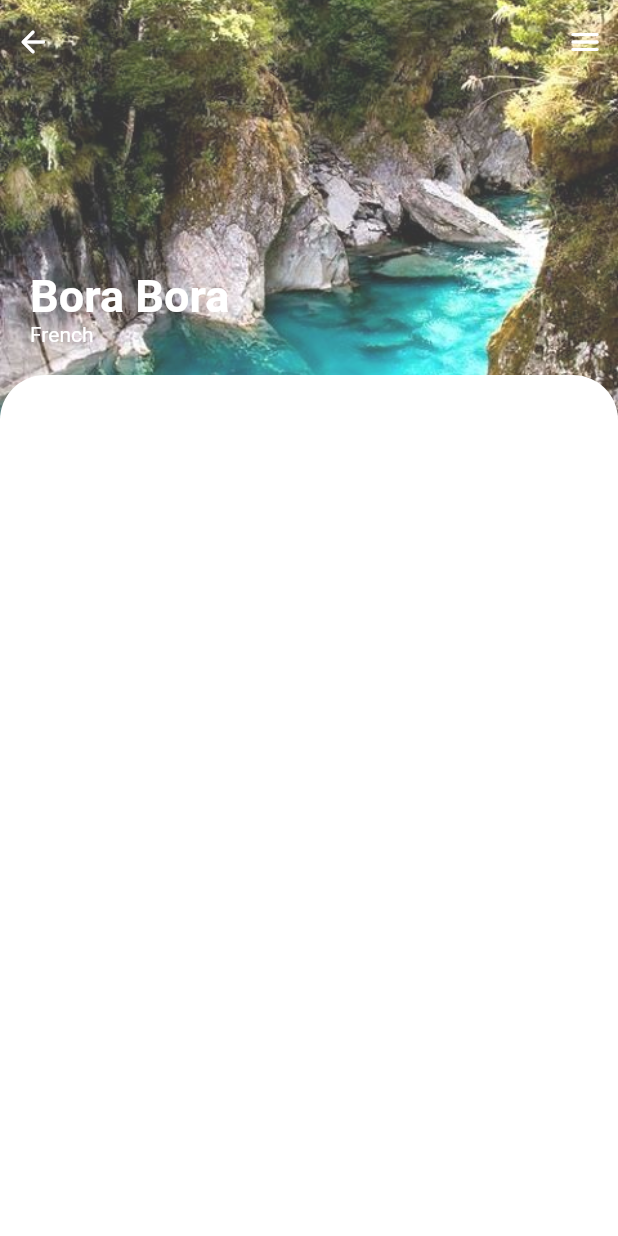
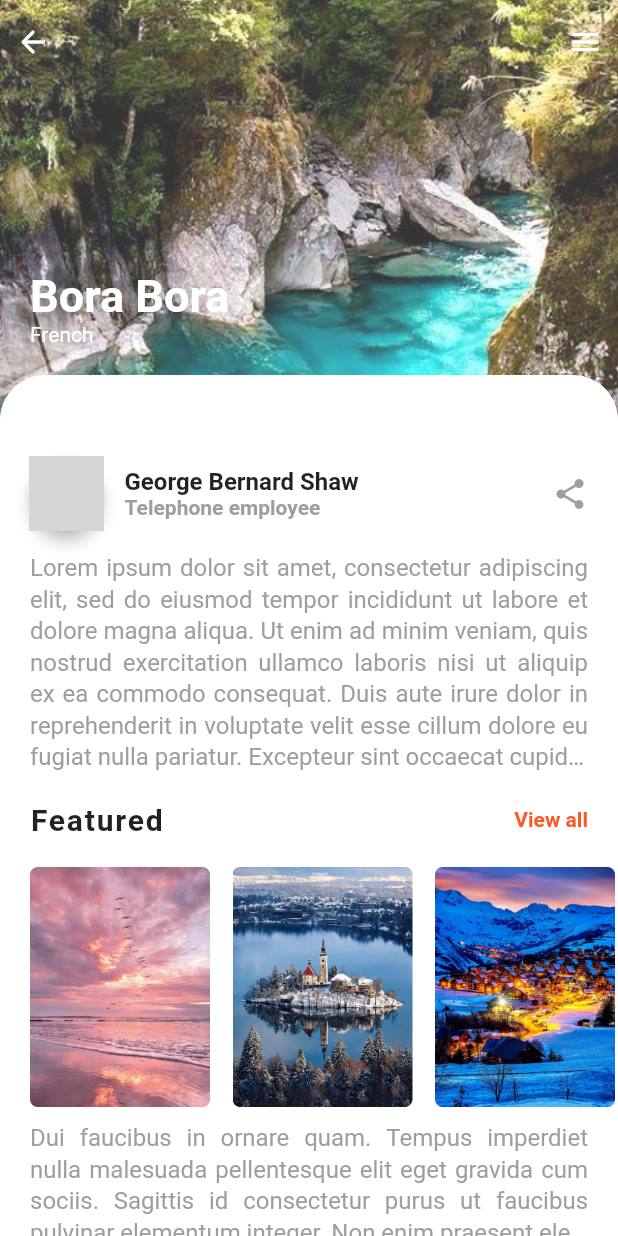
Before and after one commit to CPAD-Gazipur/Travel-App, a Flutter app: the screen it shows after launch, after a tap on "French", on a phone screen of 412 x 824 dp. Run offline on Flutter 3.47's test engine with Material 2 defaults, Android fonts, the phone set to English and light mode, and no system bars; our stand-ins replace share_plus; network calls fail; grey boxes are pictures that could not be loaded.

Commit message:
Travel App - DetailScreen + Readme file added

```diff
--- a/lib/main.dart
+++ b/lib/main.dart
@@ -1,5 +1,6 @@
 import 'package:flutter/material.dart';
 import 'package:travel_app/screens/home.dart';
+import 'package:travel_app/utils/app_scroll_behavior.dart';
 
 void main() {
   runApp(const MyApp());
@@ -11,6 +12,7 @@ class MyApp extends StatelessWidget {
   @override
   Widget build(BuildContext context) {
     return MaterialApp(
+      scrollBehavior: AppScrollBehavior(),
       title: 'Travel App',
       debugShowCheckedModeBanner: false,
       theme: ThemeData(
--- a/lib/models/travel.dart
+++ b/lib/models/travel.dart
@@ -2,11 +2,19 @@ class Travel {
   final String title;
   final String image;
   final String location;
+  final String date;
+  final String writer;
+  final String job;
+  final String writerImage;
 
   Travel({
     required this.title,
     required this.image,
     required this.location,
+    required this.date,
+    required this.writer,
+    required this.job,
+    required this.writerImage,
   });
 
   static List<Travel> getTravelBlogs() {
@@ -15,21 +23,37 @@ class Travel {
         title: 'Bora Bora',
         image: 'assets/images/top1.jpg',
         location: 'French',
+        date: '6 Aug 2019',
+        writer: 'George Bernard Shaw',
+        job: 'Telephone employee',
+        writerImage: 'https://upload.wikimedia.org/wikipedia/en/thumb/3/30/Bernard-Shaw-ILN-1911-original.jpg/1200px-Bernard-Shaw-ILN-1911-original.jpg',
       ),
       Travel(
         title: 'Colosseum',
         image: 'assets/images/top2.jpg',
         location: 'Rome',
+        date: '3 Jun 2020',
+        writer: 'Frank O\'Hara',
+        job: 'Museum clerk',
+        writerImage: 'https://upload.wikimedia.org/wikipedia/commons/7/7f/Frank_O%27Hara_%28photo_portrait%29.jpg',
       ),
       Travel(
         title: 'The City of Lights',
         image: 'assets/images/top3.jpg',
         location: 'Paris',
+        date: '12 Apr 2022',
+        writer: 'Arthur Conan Doyle',
+        job: 'Surgeon',
+        writerImage: 'https://upload.wikimedia.org/wikipedia/commons/b/bb/Conan_doyle.jpg',
       ),
       Travel(
         title: 'Machu Picchu',
         image: 'assets/images/top4.jpg',
         location: 'Peru',
+        date: '23 Oct 2021',
+        writer: 'William Carlos Williams',
+        job: 'Physician',
+        writerImage: 'https://upload.wikimedia.org/wikipedia/commons/9/99/William_Carlos_Williams_passport_photograph_1921_%28cropped%29.jpg',
       ),
     ];
   }
@@ -40,21 +64,37 @@ class Travel {
         title: 'The heritage',
         image: 'assets/images/bottom1.jpg',
         location: 'England',
+        date: '2 Jan 2018',
+        writer: 'Kurt Vonnegut',
+        job: 'Car salesman',
+        writerImage: 'https://upload.wikimedia.org/wikipedia/commons/thumb/5/5e/Kurt_Vonnegut_1972.jpg/640px-Kurt_Vonnegut_1972.jpg',
       ),
       Travel(
         title: 'Barrier Reef',
         image: 'assets/images/bottom2.jpg',
         location: 'Australia',
+        date: '5 Feb 2020',
+        writer: 'William S. Burroughs',
+        job: 'Exterminator',
+        writerImage: 'https://upload.wikimedia.org/wikipedia/commons/8/8a/Burroughs1983_cropped.jpg',
       ),
       Travel(
         title: 'Tropical Haven',
         image: 'assets/images/bottom3.jpg',
         location: 'Maldives',
+        date: '10 Mar 2021',
+        writer: 'Wallace Stevens',
+        job: 'Insurance lawyer',
+        writerImage: 'https://upload.wikimedia.org/wikipedia/commons/7/79/Wallace_Stevens%2C_1948.jpg',
       ),
       Travel(
         title: 'The City of Minerals',
         image: 'assets/images/bottom4.jpg',
         location: 'Turkey',
+        date: '30 Dec 2020',
+        writer: 'Margaret Atwood',
+        job: 'Barista',
+        writerImage: 'https://upload.wikimedia.org/wikipedia/commons/thumb/7/75/Margaret_Atwood_2015.jpg/640px-Margaret_Atwood_2015.jpg',
       ),
     ];
   }
--- a/lib/screens/details.dart
+++ b/lib/screens/details.dart
@@ -1,4 +1,5 @@
 import 'package:flutter/material.dart';
+import 'package:share_plus/share_plus.dart';
 import 'package:travel_app/models/travel.dart';
 
 class DetailsScreen extends StatelessWidget {
@@ -20,6 +21,9 @@ class DetailsScreen extends StatelessWidget {
           CustomScrollView(
             slivers: [
               _buildSliverHead(),
+              SliverToBoxAdapter(
+                child: _buildDetails(),
+              ),
             ],
           ),
           Padding(
@@ -63,6 +67,138 @@ class DetailsScreen extends StatelessWidget {
       expandedHeight: expandedHeight,
       roundedHeight: roundedHeight,
     ));
+  }
+
+  Widget _buildDetails() {
+    return Container(
+      color: Colors.white,
+      child: Column(
+        children: [
+          _buildUserInfo(),
+          const Padding(
+            padding: EdgeInsets.symmetric(vertical: 10, horizontal: 20),
+            child: Text(
+              'Lorem ipsum dolor sit amet, consectetur adipiscing elit, sed do eiusmod tempor incididunt ut labore et dolore magna aliqua. Ut enim ad minim veniam, quis nostrud exercitation ullamco laboris nisi ut aliquip ex ea commodo consequat. Duis aute irure dolor in reprehenderit in voluptate velit esse cillum dolore eu fugiat nulla pariatur. Excepteur sint occaecat cupidatat non proident, sunt in culpa qui officia deserunt mollit anim id est laborum.',
+              textAlign: TextAlign.justify,
+              maxLines: 7,
+              overflow: TextOverflow.ellipsis,
+              style: TextStyle(
+                fontSize: 16,
+                color: Colors.grey,
+                height: 1.3,
+              ),
+            ),
+          ),
+          Padding(
+            padding: const EdgeInsets.only(
+              left: 20.0,
+              right: 20.0,
+              top: 10.0,
+              bottom: 20.0,
+            ),
+            child: Row(
+              mainAxisAlignment: MainAxisAlignment.spaceBetween,
+              children: const [
+                Text(
+                  'Featured',
+                  style: TextStyle(
+                    fontSize: 20,
+                    letterSpacing: 1.2,
+                    fontWeight: FontWeight.bold,
+                  ),
+                ),
+                Text(
+                  'View all',
+                  style: TextStyle(
+                    color: Colors.deepOrange,
+                    fontWeight: FontWeight.bold,
+                  ),
+                ),
+              ],
+            ),
+          ),
+          SizedBox(
+            height: 160,
+            child: FeatureWidget(),
+          ),
+          const Padding(
+            padding: EdgeInsets.symmetric(vertical: 10, horizontal: 20),
+            child: Text(
+              'Dui faucibus in ornare quam. Tempus imperdiet nulla malesuada pellentesque elit eget gravida cum sociis. Sagittis id consectetur purus ut faucibus pulvinar elementum integer. Non enim praesent elementum facilisis leo vel fringilla est. Ornare aenean euismod elementum nisi quis. Ut faucibus pulvinar elementum integer. Accumsan sit amet nulla facilisi morbi tempus. Tortor at risus viverra adipiscing at in tellus integer feugiat. Amet commodo nulla facilisi nullam vehicula ipsum. Cras semper auctor neque vitae.',
+              textAlign: TextAlign.justify,
+              maxLines: 4,
+              overflow: TextOverflow.ellipsis,
+              style: TextStyle(
+                fontSize: 16,
+                color: Colors.grey,
+                height: 1.3,
+              ),
+            ),
+          ),
+        ],
+      ),
+    );
+  }
+
+  Widget _buildUserInfo() {
+    return Row(
+      children: [
+        Padding(
+          padding: const EdgeInsets.only(left: 15.0),
+          child: Card(
+            elevation: 4,
+            shape: RoundedRectangleBorder(
+              borderRadius: BorderRadius.circular(50),
+            ),
+            child: ClipRRect(
+              borderRadius: BorderRadius.circular(50),
+              child: Image.network(
+                travel.writerImage,
+                width: 50,
+                height: 50,
+                fit: BoxFit.cover,
+              ),
+            ),
+          ),
+        ),
+        Padding(
+          padding: const EdgeInsets.only(left: 10.0),
+          child: Column(
+            crossAxisAlignment: CrossAxisAlignment.start,
+            children: [
+              Text(
+                travel.writer,
+                style: const TextStyle(
+                  fontWeight: FontWeight.bold,
+                  fontSize: 16,
+                ),
+              ),
+              Text(
+                travel.job,
+                style: const TextStyle(
+                  fontSize: 14,
+                  color: Colors.grey,
+                  fontWeight: FontWeight.bold,
+                ),
+              ),
+            ],
+          ),
+        ),
+        const Spacer(),
+        Padding(
+          padding: const EdgeInsets.only(right: 20.0),
+          child: GestureDetector(
+            onTap: (){
+              Share.share(travel.writerImage,subject: travel.writer);
+            },
+            child: const Icon(
+              Icons.share_rounded,
+              color: Colors.grey,
+            ),
+          ),
+        )
+      ],
+    );
   }
 }
 
@@ -141,3 +277,35 @@ class DetailSliverDelegate extends SliverPersistentHeaderDelegate {
     throw true;
   }
 }
+
+class FeatureWidget extends StatelessWidget {
+  FeatureWidget({Key? key}) : super(key: key);
+  final _list = Travel.getMostPopularBlogs();
+
+  @override
+  Widget build(BuildContext context) {
+    return ListView.separated(
+      padding: const EdgeInsets.only(
+        left: 20,
+        right: 20,
+      ),
+      scrollDirection: Axis.horizontal,
+      itemBuilder: (context, index) {
+        return ClipRRect(
+          borderRadius: BorderRadius.circular(5.0),
+          child: SizedBox(
+            width: 120,
+            child: Image.asset(
+              _list[index].image,
+              fit: BoxFit.cover,
+            ),
+          ),
+        );
+      },
+      separatorBuilder: (_, index) => const SizedBox(
+        width: 15.0,
+      ),
+      itemCount: _list.length,
+    );
+  }
+}
--- /dev/null
+++ b/lib/utils/app_scroll_behavior.dart
@@ -0,0 +1,11 @@
+import 'dart:ui';
+
+import 'package:flutter/material.dart';
+
+class AppScrollBehavior extends MaterialScrollBehavior {
+  @override
+  Set<PointerDeviceKind> get dragDevices => {
+    PointerDeviceKind.touch,
+    PointerDeviceKind.mouse,
+  };
+}
--- a/lib/widgets/most_popular.dart
+++ b/lib/widgets/most_popular.dart
@@ -10,6 +10,7 @@ class MostPopularBlog extends StatelessWidget {
   @override
   Widget build(BuildContext context) {
     return ListView.separated(
+      physics: const ScrollPhysics(),
       padding: const EdgeInsets.only(
         left: 15,
         right: 15,
--- a/lib/widgets/travel_blog.dart
+++ b/lib/widgets/travel_blog.dart
@@ -1,6 +1,7 @@
 import 'package:flutter/material.dart';
 import 'package:travel_app/models/travel.dart';
 import 'package:travel_app/screens/details.dart';
+import 'package:travel_app/utils/app_scroll_behavior.dart';
 
 class TravelBlog extends StatelessWidget {
   TravelBlog({Key? key}) : super(key: key);
--- a/pubspec.yaml
+++ b/pubspec.yaml
@@ -34,6 +34,7 @@ dependencies:
   # The following adds the Cupertino Icons font to your application.
   # Use with the CupertinoIcons class for iOS style icons.
   cupertino_icons: ^1.0.2
+  share_plus: ^4.0.4
 
 dev_dependencies:
   flutter_test:
```
Also changed, not shown: pubspec.lock, 8 other files.
